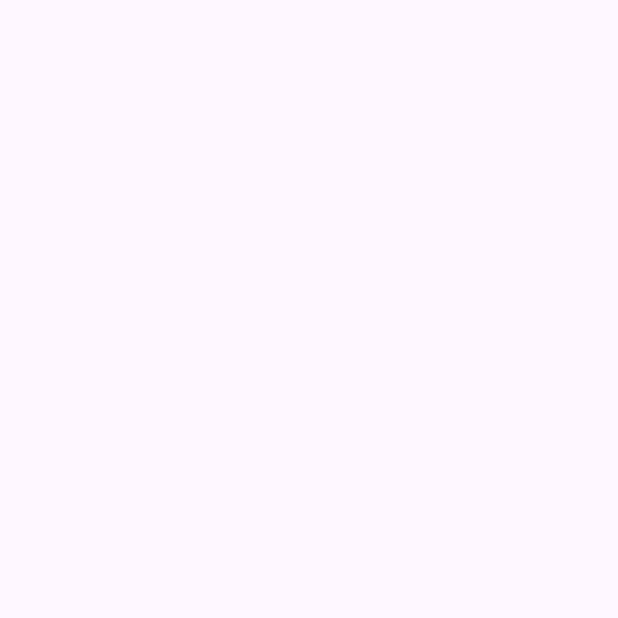
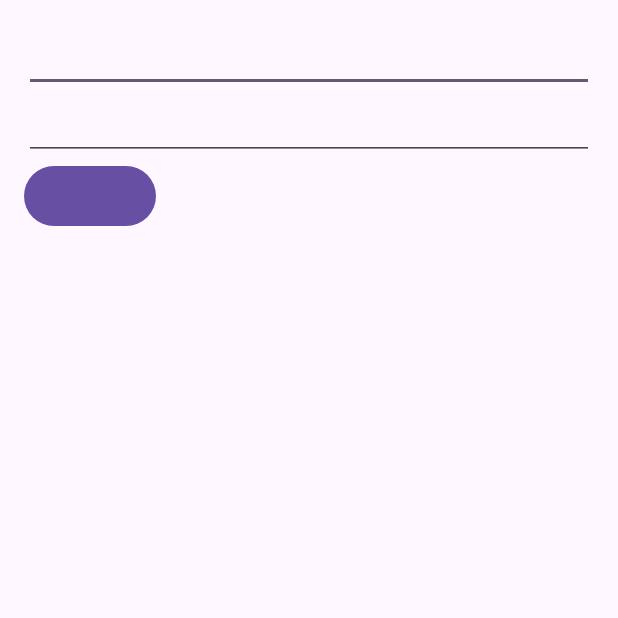
Before and after one commit to kametsun/banapp, an Android app: the screen it shows after launch (MainActivity), on a phone screen of 412 x 824 dp, the top half of it. Before the commit the part shown is empty. Run offline under Robolectric (Android 15) with nearby library versions, the phone set to English and light mode, and no system bars.

Commit message:
created ユーザのコイン変更メソッド

```diff
--- a/app/src/main/res/layout/activity_main.xml
+++ b/app/src/main/res/layout/activity_main.xml
@@ -3,4 +3,20 @@
     android:layout_width="match_parent"
     android:layout_height="match_parent"
     android:orientation="vertical"
-    android:padding="16dp"></LinearLayout>
+    android:padding="16dp">
+
+    <EditText
+        android:id="@+id/userIdInput"
+        android:layout_width="match_parent"
+        android:layout_height="wrap_content" />
+
+    <EditText
+        android:id="@+id/coinInput"
+        android:layout_width="match_parent"
+        android:layout_height="wrap_content" />
+
+    <Button
+        android:id="@+id/updateButton"
+        android:layout_width="wrap_content"
+        android:layout_height="wrap_content" />
+</LinearLayout>
```
Also changed, not shown: app/src/main/java/com/example/banapp/repository/UserRepository.java (+49 -2 lines).
